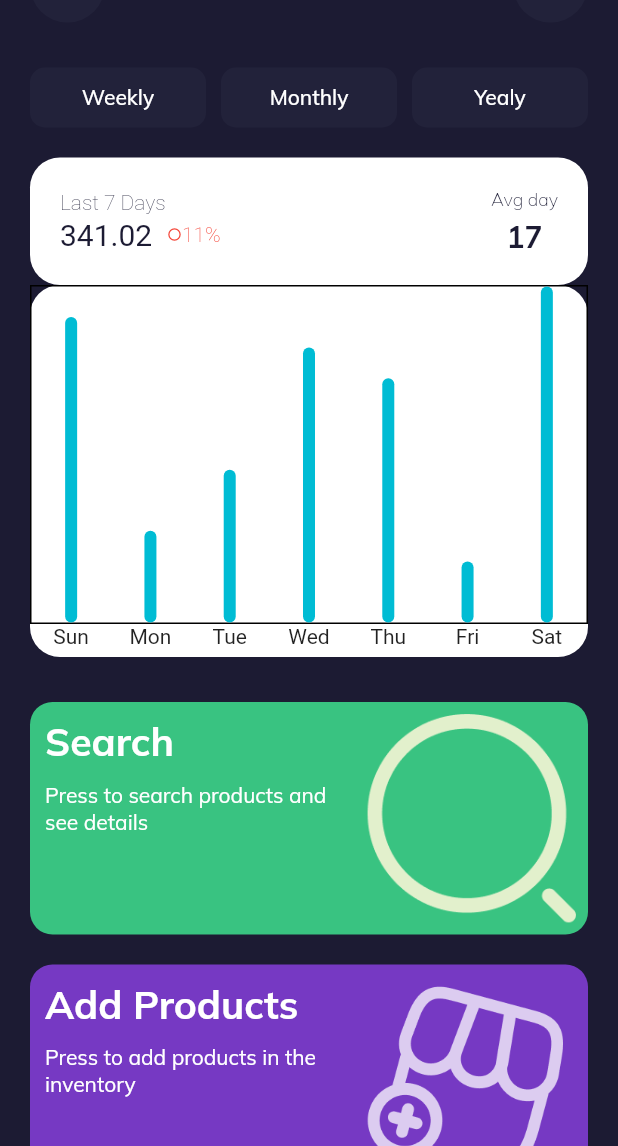
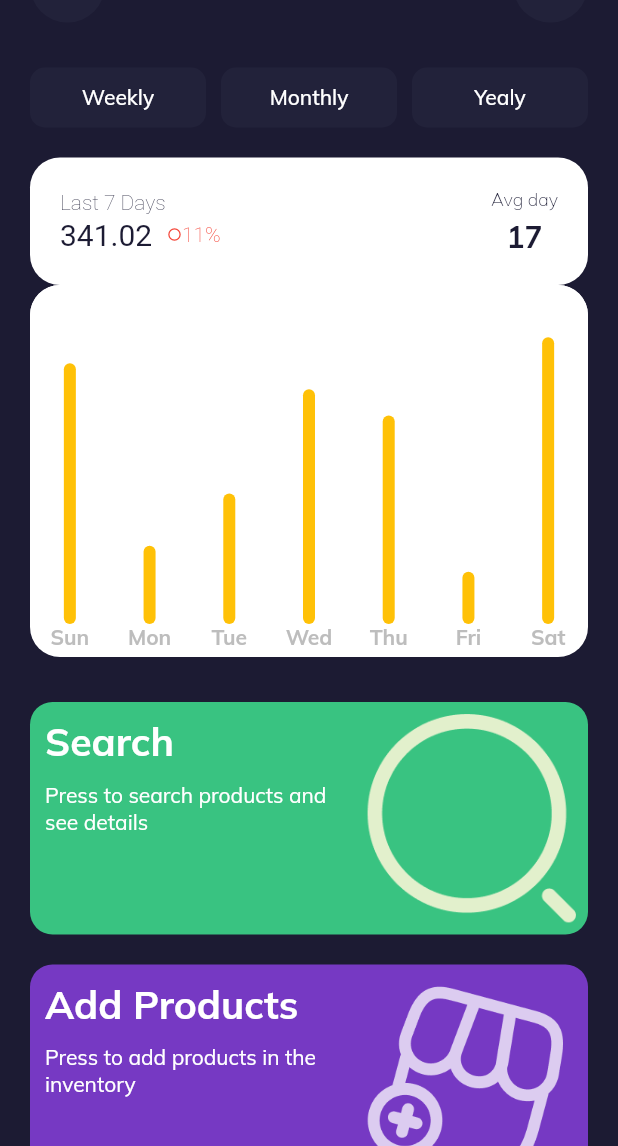
Before and after one commit to raduansm/JKmart, a Flutter app: the screen it shows after launch, after a tap on "Sign in", on a phone screen of 412 x 824 dp, the part 90-1236 px from its top. Run offline on Flutter 3.47's test engine with Material 2 defaults, Android fonts, the phone set to English and light mode, and no system bars; drawn by our look-alikes of fl_chart, getwidget; our stand-ins replace chopper, equatable, font_awesome_flutter, get, get_it, google_fonts and 3 more; generated files the repository leaves out were written again; project files that could hold a hidden picture were left out.

Commit message:
update chart

```diff
--- a/lib/controllers/home_controller.dart
+++ b/lib/controllers/home_controller.dart
@@ -1,6 +1,7 @@
 import 'package:fl_chart/fl_chart.dart';
 import 'package:flutter/material.dart';
 import 'package:get/get.dart';
+import 'package:jkmart/core/utils/colors.dart';
 import 'package:jkmart/screens/home/widgets/pricepoint.dart';
 
 class HomeController extends GetxController {
@@ -17,10 +18,7 @@ class HomeController extends GetxController {
   ];
 
   List<BarChartGroupData> chartGroups() {
-    return points
-        .map((point) => BarChartGroupData(
-            x: point.x.toInt(), barRods: [BarChartRodData(toY: point.y)]))
-        .toList();
+    return points.map((point) => BarChartGroupData(x: point.x.toInt(), barRods: [BarChartRodData(toY: point.y, color: Colors.amber)])).toList();
   }
 
   SideTitles get bottomTitles => SideTitles(
@@ -51,7 +49,10 @@ class HomeController extends GetxController {
               break;
           }
 
-          return Text(text);
+          return Text(
+            text,
+            style: Get.textTheme.headline6?.copyWith(color: CustomColor.grey2),
+          );
         },
       );
 
--- a/lib/screens/auth/sign_in_screen.dart
+++ b/lib/screens/auth/sign_in_screen.dart
@@ -13,7 +13,9 @@ class SignInScreen extends GetView<AuthController> {
 
   @override
   Widget build(BuildContext context) {
-    return Scaffold(
+    return GestureDetector(
+      onTap: () => Get.focusScope?.unfocus(),
+      child: Scaffold(
         backgroundColor: CustomColor.primaryColor,
         body: Obx(
           () => ListView(
@@ -53,7 +55,7 @@ class SignInScreen extends GetView<AuthController> {
               GestureDetector(
                 onTap: () {
                   Get.bottomSheet(Container(
-                    color: Colors.white,
+                      color: CustomColor.primaryColor,
                       child: ListView.separated(
                           itemBuilder: (context, index) {
                             return GestureDetector(
@@ -70,7 +72,9 @@ class SignInScreen extends GetView<AuthController> {
                             );
                           },
                           separatorBuilder: (context, index) {
-                          return const Divider();
+                            return const Divider(
+                              color: Colors.white,
+                            );
                           },
                           itemCount: controller.userTypes.length)));
                 },
@@ -153,6 +157,7 @@ class SignInScreen extends GetView<AuthController> {
             ],
           ),
         ),
+      ),
     );
   }
 }
--- a/lib/screens/home/pages/home_screen.dart
+++ b/lib/screens/home/pages/home_screen.dart
@@ -102,10 +102,7 @@ class HomeScreen extends GetView<HomeController> {
                     children: [
                       const Text(
                         'Last 7 Days',
-                        style: TextStyle(
-                            color: CustomColor.secondaryColor,
-                            fontSize: 14,
-                            fontWeight: FontWeight.w200),
+                        style: TextStyle(color: CustomColor.secondaryColor, fontSize: 14, fontWeight: FontWeight.w200),
                       ),
                       const SizedBox(
                         height: 2,
@@ -114,10 +111,7 @@ class HomeScreen extends GetView<HomeController> {
                         children: const [
                           Text(
                             '341.02',
-                            style: TextStyle(
-                                color: CustomColor.primaryColor,
-                                fontSize: 20,
-                                fontWeight: FontWeight.w400),
+                            style: TextStyle(color: CustomColor.primaryColor, fontSize: 20, fontWeight: FontWeight.w400),
                           ),
                           SizedBox(
                             width: 10,
@@ -129,10 +123,7 @@ class HomeScreen extends GetView<HomeController> {
                           ),
                           Text(
                             "11%",
-                            style: TextStyle(
-                                color: Colors.red,
-                                fontSize: 14,
-                                fontWeight: FontWeight.w200),
+                            style: TextStyle(color: Colors.red, fontSize: 14, fontWeight: FontWeight.w200),
                           ),
                         ],
                       ),
@@ -143,17 +134,9 @@ class HomeScreen extends GetView<HomeController> {
                     children: [
                       Column(
                         children: [
-                          Text("Avg day",
-                              style: Get.textTheme.bodyText1!.copyWith(
-                                  color: CustomColor.secondaryColor,
-                                  fontSize: 12,
-                                  fontWeight: FontWeight.w100)),
+                          Text("Avg day", style: Get.textTheme.bodyText1!.copyWith(color: CustomColor.secondaryColor, fontSize: 12, fontWeight: FontWeight.w100)),
                           const SizedBox(height: 5),
-                          Text("17",
-                              style: Get.textTheme.bodyText1!.copyWith(
-                                  color: CustomColor.primaryColor,
-                                  fontSize: 20,
-                                  fontWeight: FontWeight.bold)),
+                          Text("17", style: Get.textTheme.bodyText1!.copyWith(color: CustomColor.primaryColor, fontSize: 20, fontWeight: FontWeight.bold)),
                         ],
                       ),
                     ],
@@ -162,14 +145,20 @@ class HomeScreen extends GetView<HomeController> {
               ),
             ),
             Container(
-              decoration: const BoxDecoration(
+              decoration: BoxDecoration(
                 color: Colors.white,
-                borderRadius: BorderRadius.all(Radius.circular(20)),
+                borderRadius: BorderRadius.circular(20),
               ),
               child: AspectRatio(
                 aspectRatio: 1.5,
+                child: ClipRRect(
+                  borderRadius: BorderRadius.circular(20),
                   child: BarChart(
                     BarChartData(
+                      baselineY: 20,
+                      maxY: 13,
+                      backgroundColor: Colors.white,
+                      borderData: FlBorderData(show: false),
                       alignment: BarChartAlignment.spaceAround,
                       barGroups: controller.chartGroups(),
                       gridData: FlGridData(show: false),
@@ -180,12 +169,10 @@ class HomeScreen extends GetView<HomeController> {
                         bottomTitles: AxisTitles(
                           sideTitles: controller.bottomTitles,
                         ),
-                      leftTitles:
-                          AxisTitles(sideTitles: SideTitles(showTitles: false)),
-                      topTitles:
-                          AxisTitles(sideTitles: SideTitles(showTitles: false)),
-                      rightTitles:
-                          AxisTitles(sideTitles: SideTitles(showTitles: false)),
+                        leftTitles: AxisTitles(sideTitles: SideTitles(showTitles: false)),
+                        topTitles: AxisTitles(sideTitles: SideTitles(showTitles: false)),
+                        rightTitles: AxisTitles(sideTitles: SideTitles(showTitles: false)),
+                      ),
                     ),
                   ),
                 ),
```
Lines whose indentation alone changed are shown as unchanged.
